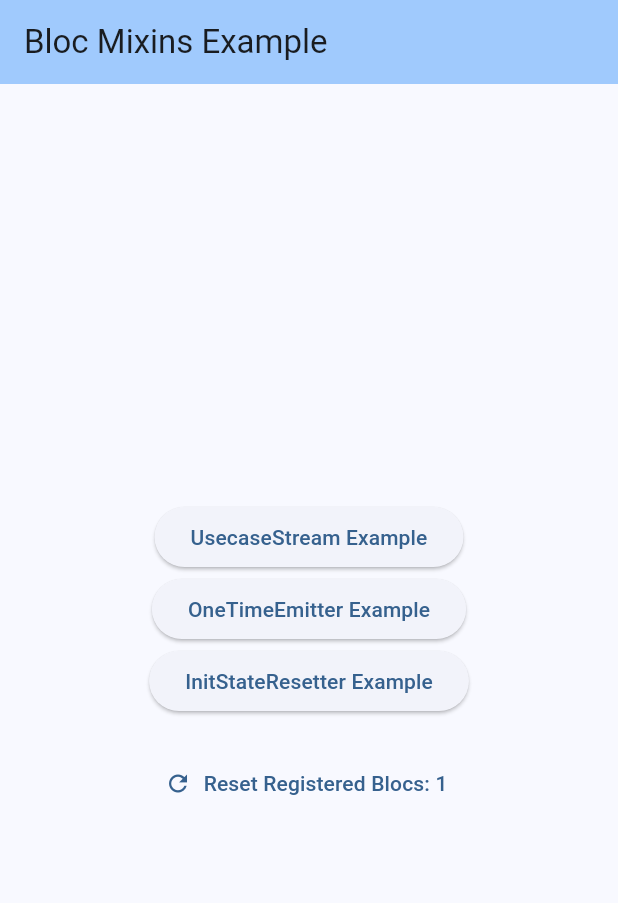
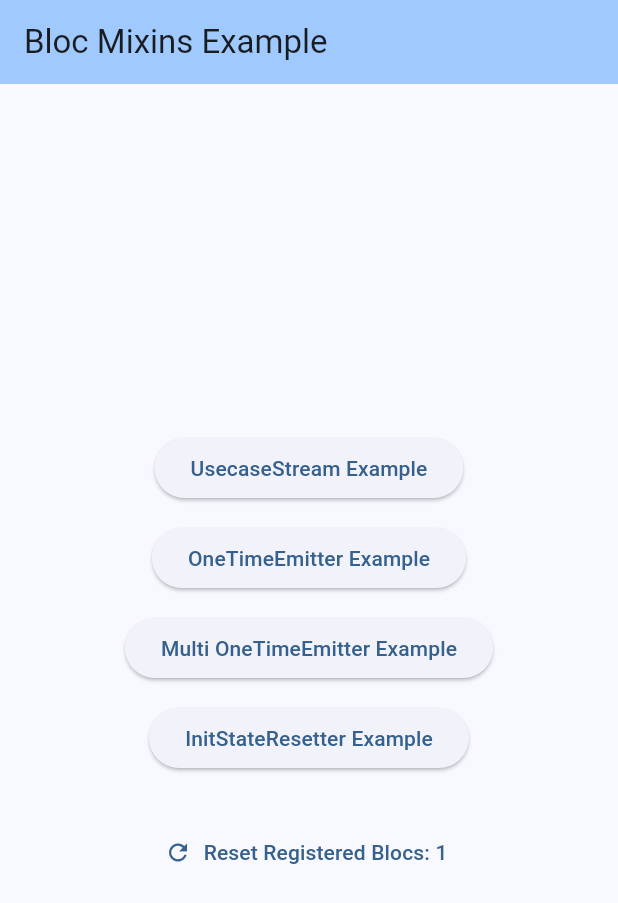
Before and after one commit to wjlee611/bloc_mixins, a Flutter app: the screen it shows after launch, on a phone screen of 412 x 824 dp. Shown: the top 903 px of the screen. Run offline on Flutter 3.47's test engine with Material 3 defaults, Android fonts, the phone set to English and light mode, and no system bars; our stand-ins replace bloc, equatable, flutter_bloc.

Commit message:
docs(example): Add multi_bloc_one_time_listener example

```diff
--- a/example/lib/main.dart
+++ b/example/lib/main.dart
@@ -5,6 +5,9 @@ import 'package:example/data/counter_repository.dart';
 import 'package:example/domain/usecase/add_one_usecase.dart';
 import 'package:example/presentation/bloc_resetter/bloc/local_bloc.dart';
 import 'package:example/presentation/bloc_resetter/bloc_resetter_home_page.dart';
+import 'package:example/presentation/multi_one_time_emitter/bloc/multi_ote_home_bloc.dart';
+import 'package:example/presentation/multi_one_time_emitter/bloc/multi_ote_home_cubit.dart';
+import 'package:example/presentation/multi_one_time_emitter/multi_one_time_emitter_home_page.dart';
 import 'package:example/presentation/one_time_emitter/bloc/ote_home_bloc.dart';
 import 'package:example/presentation/one_time_emitter/one_time_emitter_home_page.dart';
 import 'package:example/presentation/usecase_stream/bloc/us_home_bloc.dart';
@@ -63,6 +66,7 @@ class ExampleRoute extends StatelessWidget {
       body: Center(
         child: Column(
           mainAxisAlignment: MainAxisAlignment.center,
+          spacing: 12,
           children: [
             ElevatedButton(
               onPressed: () {
@@ -106,6 +110,23 @@ class ExampleRoute extends StatelessWidget {
                 Navigator.push(
                   context,
                   MaterialPageRoute(
+                    builder: (context) => MultiBlocProvider(
+                      providers: [
+                        BlocProvider(create: (context) => MultiOTEHomeBloc()),
+                        BlocProvider(create: (context) => MultiOTEHomeCubit()),
+                      ],
+                      child: const MultiOneTimeEmitterHomePage(),
+                    ),
+                  ),
+                );
+              },
+              child: const Text('Multi OneTimeEmitter Example'),
+            ),
+            ElevatedButton(
+              onPressed: () {
+                Navigator.push(
+                  context,
+                  MaterialPageRoute(
                     builder: (context) => BlocProvider(
                       create: (context) => LocalCubit(),
                       child: BlocResetterHomePage(),
@@ -115,7 +136,7 @@ class ExampleRoute extends StatelessWidget {
               },
               child: const Text('InitStateResetter Example'),
             ),
-            SizedBox(height: 20),
+            SizedBox(height: 4),
             RegisteredBlocsCounter(),
           ],
         ),
--- /dev/null
+++ b/example/lib/presentation/multi_one_time_emitter/bloc/multi_ote_home_bloc.dart
@@ -0,0 +1,18 @@
+import 'package:bloc/bloc.dart';
+import 'package:bloc_mixins/bloc_mixins.dart';
+import 'package:equatable/equatable.dart';
+
+part 'multi_ote_home_event.dart';
+part 'multi_ote_home_state.dart';
+
+class MultiOTEHomeBloc extends Bloc<MultiOTEHomeEvent, void>
+    with OneTimeEmitter<int> {
+  int _count = 0;
+
+  MultiOTEHomeBloc() : super(const MultiOTEHomeState.init()) {
+    on<MultiOTEHomeIncrementEvent>((event, emit) {
+      _count++;
+      oneTimeEmit(_count);
+    });
+  }
+}
--- /dev/null
+++ b/example/lib/presentation/multi_one_time_emitter/bloc/multi_ote_home_cubit.dart
@@ -0,0 +1,13 @@
+import 'package:bloc_mixins/bloc_mixins.dart';
+import 'package:flutter_bloc/flutter_bloc.dart';
+
+class MultiOTEHomeCubit extends Cubit<void> with OneTimeEmitter<int> {
+  int _count = 0;
+
+  MultiOTEHomeCubit() : super(0);
+
+  void increment() {
+    _count++;
+    oneTimeEmit(_count);
+  }
+}
--- /dev/null
+++ b/example/lib/presentation/multi_one_time_emitter/bloc/multi_ote_home_event.dart
@@ -0,0 +1,7 @@
+part of 'multi_ote_home_bloc.dart';
+
+abstract class MultiOTEHomeEvent {}
+
+class MultiOTEHomeIncrementEvent extends MultiOTEHomeEvent {}
+
+class MultiOTEHomeResetEvent extends MultiOTEHomeEvent {}
--- /dev/null
+++ b/example/lib/presentation/multi_one_time_emitter/bloc/multi_ote_home_state.dart
@@ -0,0 +1,16 @@
+part of 'multi_ote_home_bloc.dart';
+
+class MultiOTEHomeState extends Equatable {
+  final int count;
+
+  const MultiOTEHomeState({required this.count});
+
+  const MultiOTEHomeState.init() : count = 0;
+
+  MultiOTEHomeState copyWith({int? count}) {
+    return MultiOTEHomeState(count: count ?? this.count);
+  }
+
+  @override
+  List<Object> get props => [count];
+}
```
Also changed, not shown: example/lib/presentation/multi_one_time_emitter/multi_one_time_emitter_home_page.dart (added, +78 -0 lines).
